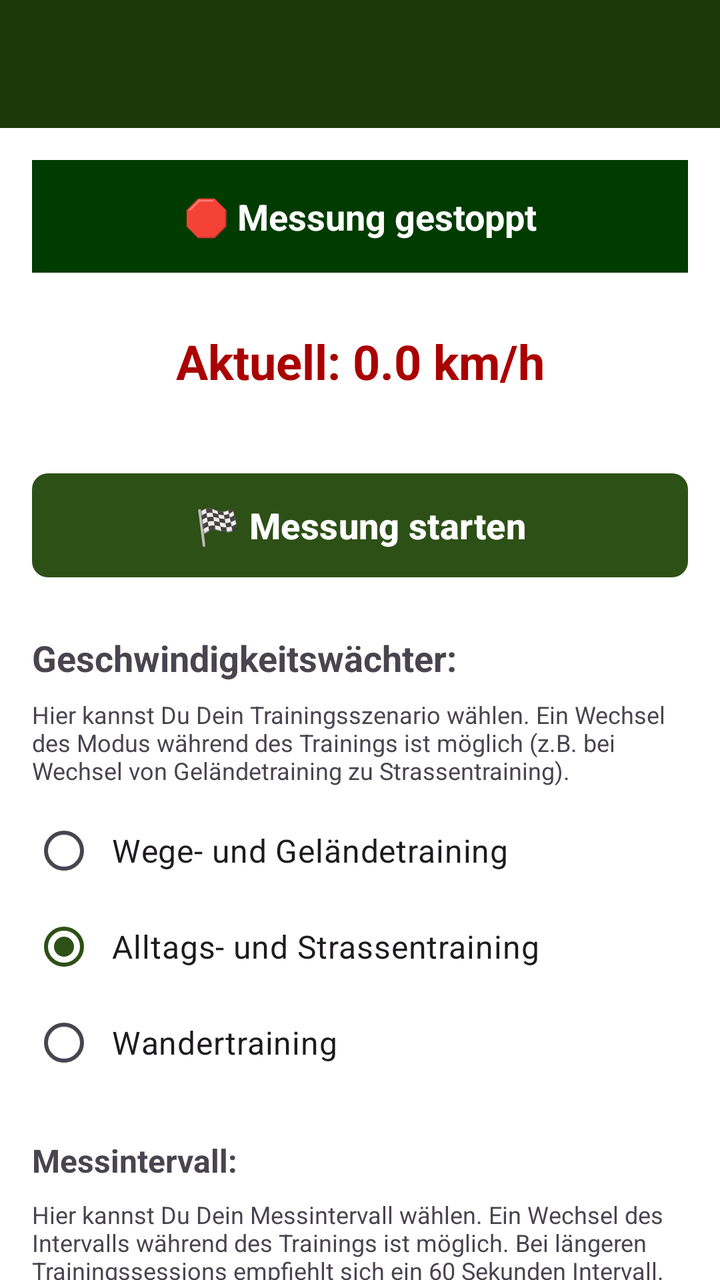
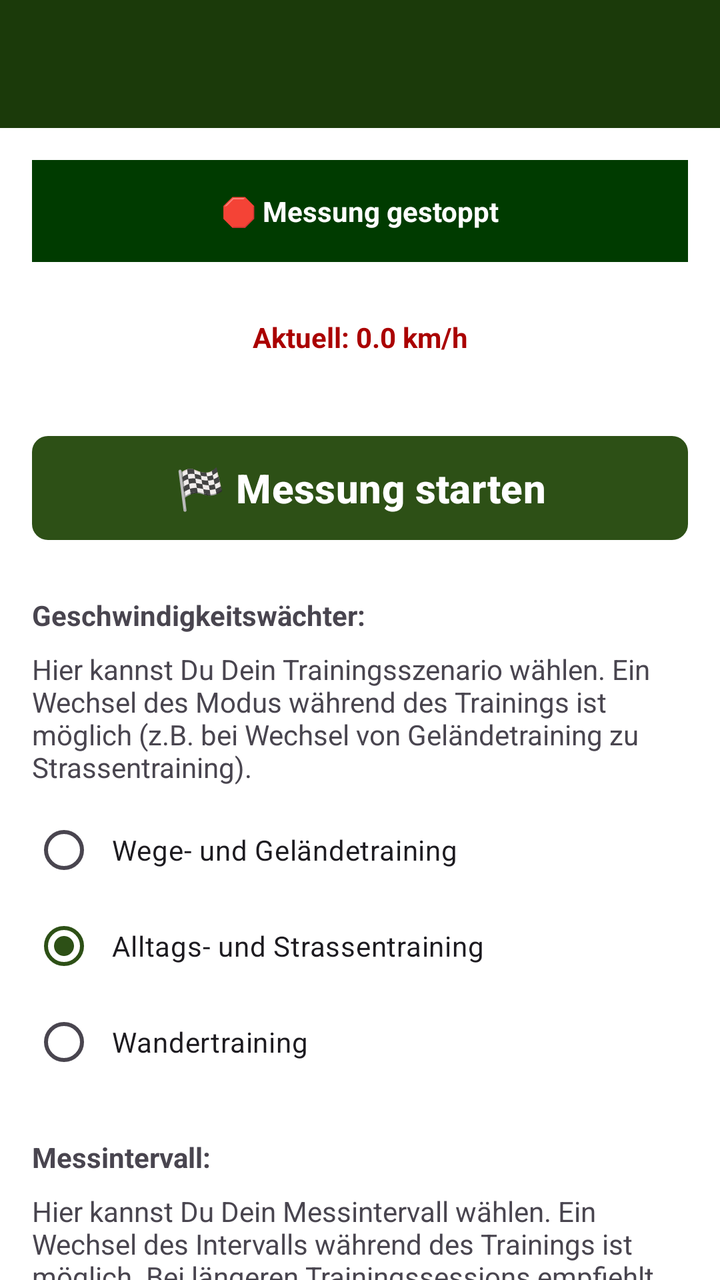

Screens rendered from an Android XML layout before and after an edit, with the pre-edit source and the edit as a unified diff.
<!-- AndroidManifest.xml: activity theme Theme.HundeWildnis -->
<!-- res/layout/activity_walking_speed.xml -->
<?xml version="1.0" encoding="utf-8"?>
<androidx.coordinatorlayout.widget.CoordinatorLayout
    xmlns:android="http://schemas.android.com/apk/res/android"
    xmlns:app="http://schemas.android.com/apk/res-auto"
    android:layout_width="match_parent"
    android:layout_height="match_parent">

    <com.google.android.material.appbar.AppBarLayout
        android:id="@+id/appbar"
        android:layout_width="match_parent"
        android:layout_height="wrap_content"
        android:fitsSystemWindows="true">

        <androidx.appcompat.widget.Toolbar
            android:id="@+id/toolbar"
            android:layout_width="match_parent"
            android:layout_height="?attr/actionBarSize"
            android:background="#1B3A0A"
            app:titleTextColor="#FFFFFF" />
    </com.google.android.material.appbar.AppBarLayout>

    <androidx.core.widget.NestedScrollView
        android:layout_width="match_parent"
        android:layout_height="match_parent"
        app:layout_behavior="@string/appbar_scrolling_view_behavior">

        <LinearLayout
            android:layout_width="match_parent"
            android:layout_height="wrap_content"
            android:orientation="vertical"
            android:padding="16dp">

            
            <TextView
                android:id="@+id/tvStatus"
                android:layout_width="match_parent"
                android:layout_height="wrap_content"
                android:text="🛑 Messung gestoppt"
                android:textSize="18sp"
                android:textStyle="bold"
                android:textColor="#FFFFFF"
                android:textAlignment="center"
                android:padding="16dp"
                android:background="#003b00"
                android:layout_marginBottom="16dp" />

            
            <TextView
                android:id="@+id/tvCurrentSpeed"
                android:layout_width="match_parent"
                android:layout_height="wrap_content"
                android:text="Aktuell: 0.0 km/h"
                android:textSize="24sp"
                android:textStyle="bold"
                android:textAlignment="center"
                android:padding="12dp"
                android:textColor="#aa0000"
                android:layout_marginBottom="24dp" />

            
            <com.google.android.material.button.MaterialButton
                android:id="@+id/btnStartStop"
                android:layout_width="match_parent"
                android:layout_height="60dp"
                android:text="🏁 Messung starten"
                android:textSize="18sp"
                android:textStyle="bold"
                app:cornerRadius="8dp"
                app:backgroundTint="#2d5016"
                android:textColor="#FFFFFF"
                android:layout_marginBottom="24dp" />

            
            <TextView
                android:layout_width="match_parent"
                android:layout_height="wrap_content"
                android:text="Geschwindigkeitswächter:"
                android:textSize="18sp"
                android:textStyle="bold"
                android:layout_marginBottom="8dp" />

            <TextView
                android:layout_width="match_parent"
                android:layout_height="wrap_content"
                android:text="Hier kannst Du Dein Trainingsszenario wählen. Ein Wechsel des Modus während des Trainings ist möglich (z.B. bei Wechsel von Geländetraining zu Strassentraining)."
                android:textSize="12sp"
                android:layout_marginBottom="8dp" />

            <RadioGroup
                android:id="@+id/radioGroup"
                android:layout_width="match_parent"
                android:layout_height="wrap_content"
                android:layout_marginBottom="24dp">

                <RadioButton
                    android:id="@+id/radioSpeed25"
                    android:layout_width="match_parent"
                    android:layout_height="wrap_content"
                    android:text="Wege- und Geländetraining"
                    android:textSize="16sp"
                    android:padding="8dp" />

                <RadioButton
                    android:id="@+id/radioSpeed30"
                    android:layout_width="match_parent"
                    android:layout_height="wrap_content"
                    android:text="Alltags- und Strassentraining"
                    android:textSize="16sp"
                    android:padding="8dp"
                    android:checked="true" />

                <RadioButton
                    android:id="@+id/radioSpeed40"
                    android:layout_width="match_parent"
                    android:layout_height="wrap_content"
                    android:text="Wandertraining"
                    android:textSize="16sp"
                    android:padding="8dp" />
            </RadioGroup>

            
            <TextView
                android:layout_width="match_parent"
                android:layout_height="wrap_content"
                android:text="Messintervall:"
                android:textSize="16sp"
                android:textStyle="bold"
                android:layout_marginBottom="8dp" />

            <TextView
                android:layout_width="match_parent"
                android:layout_height="wrap_content"
                android:text="Hier kannst Du Dein Messintervall wählen. Ein Wechsel des Intervalls während des Trainings ist möglich. Bei längeren Trainingssessions empfiehlt sich ein 60 Sekunden Intervall."
                android:textSize="12sp"
                android:layout_marginBottom="8dp" />

            <RadioGroup
                android:id="@+id/radioGroupInterval"
                android:layout_width="match_parent"
                android:layout_height="wrap_content"
                android:layout_marginBottom="24dp">

                <RadioButton
                    android:id="@+id/radioInterval30"
                    android:layout_width="match_parent"
                    android:layout_height="wrap_content"
                    android:text="Alle 30 Sekunden"
                    android:textSize="16sp"
                    android:padding="8dp"
                    android:checked="true" />

                <RadioButton
                    android:id="@+id/radioInterval60"
                    android:layout_width="match_parent"
                    android:layout_height="wrap_content"
                    android:text="Alle 60 Sekunden"
                    android:textSize="16sp"
                    android:padding="8dp" />
            </RadioGroup>

            
            <TextView
                android:layout_width="match_parent"
                android:layout_height="wrap_content"
                android:text="Benachrichtigungen bei Überschreitung:"
                android:textSize="16sp"
                android:textStyle="bold"
                android:layout_marginBottom="8dp" />

            <com.google.android.material.switchmaterial.SwitchMaterial
                android:id="@+id/switchVibration"
                android:layout_width="match_parent"
                android:layout_height="wrap_content"
                android:text="Vibration"
                android:textSize="16sp"
                android:padding="8dp"
                android:checked="true" />

            <com.google.android.material.switchmaterial.SwitchMaterial
                android:id="@+id/switchSound"
                android:layout_width="match_parent"
                android:layout_height="wrap_content"
                android:text="Ton"
                android:textSize="16sp"
                android:padding="8dp"
                android:checked="true"
                android:layout_marginBottom="24dp" />

            
            <com.google.android.material.card.MaterialCardView
                android:layout_width="match_parent"
                android:layout_height="300dp"
                android:layout_marginBottom="16dp"
                app:cardCornerRadius="8dp"
                app:cardElevation="4dp">

                <LinearLayout
                    android:layout_width="match_parent"
                    android:layout_height="match_parent"
                    android:orientation="vertical"
                    android:padding="8dp">

                    <TextView
                        android:id="@+id/tvChartTitle"
                        android:layout_width="match_parent"
                        android:layout_height="wrap_content"
                        android:text="📊 Geschwindigkeitsverlauf"
                        android:textSize="16sp"
                        android:textStyle="bold"
                        android:textColor="?android:attr/textColorPrimary"
                        android:layout_marginBottom="8dp" />

                    <com.github.mikephil.charting.charts.LineChart
                        android:id="@+id/speedChart"
                        android:layout_width="match_parent"
                        android:layout_height="match_parent" />

                </LinearLayout>
            </com.google.android.material.card.MaterialCardView>

            
            <com.google.android.material.card.MaterialCardView
                android:layout_width="match_parent"
                android:layout_height="wrap_content"
                android:layout_marginBottom="16dp"
                app:cardCornerRadius="8dp"
                app:cardElevation="4dp">

                <LinearLayout
                    android:layout_width="match_parent"
                    android:layout_height="wrap_content"
                    android:orientation="vertical"
                    android:padding="16dp">

                    <TextView
                        android:layout_width="match_parent"
                        android:layout_height="wrap_content"
                        android:text="📈 Statistiken"
                        android:textSize="16sp"
                        android:textStyle="bold"
                        android:textColor="?android:attr/textColorPrimary"
                        android:layout_marginBottom="8dp" />

                    <TextView
                        android:id="@+id/tvStats"
                        android:layout_width="match_parent"
                        android:layout_height="wrap_content"
                        android:text="Starte Tracking um Statistiken zu sehen"
                        android:textColor="?android:attr/textColorSecondary"
                        android:textSize="14sp" />

                </LinearLayout>
            </com.google.android.material.card.MaterialCardView>

            
            <LinearLayout
                android:layout_width="match_parent"
                android:layout_height="wrap_content"
                android:orientation="horizontal"
                android:layout_marginBottom="8dp">

                <com.google.android.material.button.MaterialButton
                    android:id="@+id/btnExport"
                    android:layout_width="0dp"
                    android:layout_height="60dp"
                    android:layout_weight="1"
                    android:layout_marginEnd="8dp"
                    android:text="📄 PDF"
                    android:textSize="14sp"
                    android:textStyle="bold"
                    app:cornerRadius="8dp"
                    app:backgroundTint="#4a6135"
                    android:textColor="#FFFFFF"
                    android:enabled="false" />

                <com.google.android.material.button.MaterialButton
                    android:id="@+id/btnExportGpx"
                    android:layout_width="0dp"
                    android:layout_height="60dp"
                    android:layout_weight="1"
                    android:layout_marginEnd="8dp"
                    android:text="🗺️ GPX"
                    android:textSize="14sp"
                    android:textStyle="bold"
                    app:cornerRadius="8dp"
                    app:backgroundTint="#4a6135"
                    android:textColor="#FFFFFF"
                    android:enabled="false" />

                <com.google.android.material.button.MaterialButton
                    android:id="@+id/btnShare"
                    android:layout_width="0dp"
                    android:layout_height="60dp"
                    android:layout_weight="1"
                    android:text="📤 Teilen"
                    android:textSize="14sp"
                    android:textStyle="bold"
                    app:cornerRadius="8dp"
                    app:backgroundTint="#2d5016"
                    android:textColor="#FFFFFF"
                    android:enabled="false" />
            </LinearLayout>

            
            <TextView
                android:layout_width="match_parent"
                android:layout_height="wrap_content"
                android:text="🕒 Historie (Bisherige Messungen)"
                android:textSize="18sp"
                android:textStyle="bold"
                android:layout_marginBottom="12dp" />

            
            <androidx.recyclerview.widget.RecyclerView
                android:id="@+id/rvHistory"
                android:layout_width="match_parent"
                android:layout_height="wrap_content"
                android:nestedScrollingEnabled="false" />

        </LinearLayout>
    </androidx.core.widget.NestedScrollView>

</androidx.coordinatorlayout.widget.CoordinatorLayout>
<!-- resources referenced by this layout -->
<resources>
  <style name="Base.Theme.HundeWildnis" parent="Theme.Material3.Light.NoActionBar">
          <item name="colorPrimary">#2d5016</item>
          <item name="colorPrimaryVariant">#1a3009</item>
          <item name="colorOnPrimary">#FFFFFF</item>
          <item name="colorSecondary">#6b8e4e</item>
          <item name="colorSecondaryVariant">#4a6135</item>
          <item name="colorOnSecondary">#000000</item>
          <item name="android:statusBarColor">?attr/colorPrimaryVariant</item>
  
          <item name="android:navigationBarColor">@android:color/transparent</item>
          <item name="android:windowLightStatusBar">true</item>
          <item name="android:windowLightNavigationBar">true</item>
          <item name="android:enforceNavigationBarContrast" tools:targetApi="q">false</item>
          <item name="android:enforceStatusBarContrast" tools:targetApi="q">false</item>
  
          
          <item name="colorAccent">#2d5016</item>
          <item name="android:textColorPrimary">#000000</item>
  
          
          <item name="materialAlertDialogTheme">@style/AlertDialogTheme</item>
  
          
          <item name="actionMenuTextColor">#FFFFFF</item>
  
          
          <item name="android:windowBackground">#FFFFFF</item>
          <item name="android:colorBackground">#FFFFFF</item>
      </style>
  <style name="AlertDialogTheme" parent="ThemeOverlay.Material3.MaterialAlertDialog">
          
          <item name="colorSurface">#FFFFFF</item>
  
          
          <item name="colorOnSurface">#000000</item>
          <item name="android:textColorPrimary">#000000</item>
  
          
          <item name="buttonBarPositiveButtonStyle">@style/DialogButtonStyle.Light</item>
          <item name="buttonBarNegativeButtonStyle">@style/DialogButtonStyle.Light</item>
          <item name="buttonBarNeutralButtonStyle">@style/DialogButtonStyle.Light</item>
      </style>
  <style name="DialogButtonStyle.Light" parent="Widget.Material3.Button.TextButton.Dialog">
          
          <item name="android:textColor">#2d5016</item>
  
          
          <item name="backgroundTint">@android:color/transparent</item>
  
          
          <item name="rippleColor">#332d5016</item>
      </style>
  <!-- unchanged entries left out for length: 1 -->
</resources>

<!-- the commit's change to res/layout/activity_walking_speed.xml (unified diff, before → after) -->
@@ -9,7 +9,7 @@
         android:id="@+id/appbar"
         android:layout_width="match_parent"
         android:layout_height="wrap_content"
-        android:fitsSystemWindows="true">
+        android:fitsSystemWindows="false">
 
         <androidx.appcompat.widget.Toolbar
             android:id="@+id/toolbar"
@@ -36,7 +36,7 @@
                 android:layout_width="match_parent"
                 android:layout_height="wrap_content"
                 android:text="🛑 Messung gestoppt"
-                android:textSize="18sp"
+                android:textSize="@dimen/text_body_medium"
                 android:textStyle="bold"
                 android:textColor="#FFFFFF"
                 android:textAlignment="center"
@@ -50,7 +50,7 @@
                 android:layout_width="match_parent"
                 android:layout_height="wrap_content"
                 android:text="Aktuell: 0.0 km/h"
-                android:textSize="24sp"
+                android:textSize="@dimen/text_body_medium"
                 android:textStyle="bold"
                 android:textAlignment="center"
                 android:padding="12dp"
@@ -61,9 +61,9 @@
             <com.google.android.material.button.MaterialButton
                 android:id="@+id/btnStartStop"
                 android:layout_width="match_parent"
-                android:layout_height="60dp"
+                android:layout_height="wrap_content"
                 android:text="🏁 Messung starten"
-                android:textSize="18sp"
+                android:textSize="@dimen/text_body_medium"
                 android:textStyle="bold"
                 app:cornerRadius="8dp"
                 app:backgroundTint="#2d5016"
@@ -75,7 +75,7 @@
                 android:layout_width="match_parent"
                 android:layout_height="wrap_content"
                 android:text="Geschwindigkeitswächter:"
-                android:textSize="18sp"
+                android:textSize="@dimen/text_body_medium"
                 android:textStyle="bold"
                 android:layout_marginBottom="8dp" />
 
@@ -83,7 +83,7 @@
                 android:layout_width="match_parent"
                 android:layout_height="wrap_content"
                 android:text="Hier kannst Du Dein Trainingsszenario wählen. Ein Wechsel des Modus während des Trainings ist möglich (z.B. bei Wechsel von Geländetraining zu Strassentraining)."
-                android:textSize="12sp"
+                android:textSize="@dimen/text_body_medium"
                 android:layout_marginBottom="8dp" />
 
             <RadioGroup
@@ -97,7 +97,7 @@
                     android:layout_width="match_parent"
                     android:layout_height="wrap_content"
                     android:text="Wege- und Geländetraining"
-                    android:textSize="16sp"
+                    android:textSize="@dimen/text_body_medium"
                     android:padding="8dp" />
 
                 <RadioButton
@@ -105,7 +105,7 @@
                     android:layout_width="match_parent"
                     android:layout_height="wrap_content"
                     android:text="Alltags- und Strassentraining"
-                    android:textSize="16sp"
+                    android:textSize="@dimen/text_body_medium"
                     android:padding="8dp"
                     android:checked="true" />
 
@@ -114,7 +114,7 @@
                     android:layout_width="match_parent"
                     android:layout_height="wrap_content"
                     android:text="Wandertraining"
-                    android:textSize="16sp"
+                    android:textSize="@dimen/text_body_medium"
                     android:padding="8dp" />
             </RadioGroup>
 
@@ -123,7 +123,7 @@
                 android:layout_width="match_parent"
                 android:layout_height="wrap_content"
                 android:text="Messintervall:"
-                android:textSize="16sp"
+                android:textSize="@dimen/text_body_medium"
                 android:textStyle="bold"
                 android:layout_marginBottom="8dp" />
 
@@ -131,7 +131,7 @@
                 android:layout_width="match_parent"
                 android:layout_height="wrap_content"
                 android:text="Hier kannst Du Dein Messintervall wählen. Ein Wechsel des Intervalls während des Trainings ist möglich. Bei längeren Trainingssessions empfiehlt sich ein 60 Sekunden Intervall."
-                android:textSize="12sp"
+                android:textSize="@dimen/text_body_medium"
                 android:layout_marginBottom="8dp" />
 
             <RadioGroup
@@ -145,7 +145,7 @@
                     android:layout_width="match_parent"
                     android:layout_height="wrap_content"
                     android:text="Alle 30 Sekunden"
-                    android:textSize="16sp"
+                    android:textSize="@dimen/text_body_medium"
                     android:padding="8dp"
                     android:checked="true" />
 
@@ -154,7 +154,7 @@
                     android:layout_width="match_parent"
                     android:layout_height="wrap_content"
                     android:text="Alle 60 Sekunden"
-                    android:textSize="16sp"
+                    android:textSize="@dimen/text_body_medium"
                     android:padding="8dp" />
             </RadioGroup>
 
@@ -163,7 +163,7 @@
                 android:layout_width="match_parent"
                 android:layout_height="wrap_content"
                 android:text="Benachrichtigungen bei Überschreitung:"
-                android:textSize="16sp"
+                android:textSize="@dimen/text_body_medium"
                 android:textStyle="bold"
                 android:layout_marginBottom="8dp" />
 
@@ -172,7 +172,7 @@
                 android:layout_width="match_parent"
                 android:layout_height="wrap_content"
                 android:text="Vibration"
-                android:textSize="16sp"
+                android:textSize="@dimen/text_body_medium"
                 android:padding="8dp"
                 android:checked="true" />
 
@@ -181,7 +181,7 @@
                 android:layout_width="match_parent"
                 android:layout_height="wrap_content"
                 android:text="Ton"
-                android:textSize="16sp"
+                android:textSize="@dimen/text_body_medium"
                 android:padding="8dp"
                 android:checked="true"
                 android:layout_marginBottom="24dp" />
@@ -189,14 +189,14 @@
             
             <com.google.android.material.card.MaterialCardView
                 android:layout_width="match_parent"
-                android:layout_height="300dp"
+                android:layout_height="wrap_content"
                 android:layout_marginBottom="16dp"
                 app:cardCornerRadius="8dp"
                 app:cardElevation="4dp">
 
                 <LinearLayout
                     android:layout_width="match_parent"
-                    android:layout_height="match_parent"
+                    android:layout_height="wrap_content"
                     android:orientation="vertical"
                     android:padding="8dp">
 
@@ -205,7 +205,7 @@
                         android:layout_width="match_parent"
                         android:layout_height="wrap_content"
                         android:text="📊 Geschwindigkeitsverlauf"
-                        android:textSize="16sp"
+                        android:textSize="@dimen/text_body_medium"
                         android:textStyle="bold"
                         android:textColor="?android:attr/textColorPrimary"
                         android:layout_marginBottom="8dp" />
@@ -213,7 +213,7 @@
                     <com.github.mikephil.charting.charts.LineChart
                         android:id="@+id/speedChart"
                         android:layout_width="match_parent"
-                        android:layout_height="match_parent" />
+                        android:layout_height="300dp" />
 
                 </LinearLayout>
             </com.google.android.material.card.MaterialCardView>
@@ -236,7 +236,7 @@
                         android:layout_width="match_parent"
                         android:layout_height="wrap_content"
                         android:text="📈 Statistiken"
-                        android:textSize="16sp"
+                        android:textSize="@dimen/text_body_medium"
                         android:textStyle="bold"
                         android:textColor="?android:attr/textColorPrimary"
                         android:layout_marginBottom="8dp" />
@@ -247,7 +247,7 @@
                         android:layout_height="wrap_content"
                         android:text="Starte Tracking um Statistiken zu sehen"
                         android:textColor="?android:attr/textColorSecondary"
-                        android:textSize="14sp" />
+                        android:textSize="@dimen/text_body_medium" />
 
                 </LinearLayout>
             </com.google.android.material.card.MaterialCardView>
@@ -262,11 +262,11 @@
                 <com.google.android.material.button.MaterialButton
                     android:id="@+id/btnExport"
                     android:layout_width="0dp"
-                    android:layout_height="60dp"
+                    android:layout_height="wrap_content"
                     android:layout_weight="1"
                     android:layout_marginEnd="8dp"
-                    android:text="📄 PDF"
-                    android:textSize="14sp"
+                    android:text="🖨📄\nPDF"
+                    android:textSize="@dimen/text_body_medium"
                     android:textStyle="bold"
                     app:cornerRadius="8dp"
                     app:backgroundTint="#4a6135"
@@ -276,11 +276,11 @@
                 <com.google.android.material.button.MaterialButton
                     android:id="@+id/btnExportGpx"
                     android:layout_width="0dp"
-                    android:layout_height="60dp"
+                    android:layout_height="wrap_content"
                     android:layout_weight="1"
                     android:layout_marginEnd="8dp"
-                    android:text="🗺️ GPX"
-                    android:textSize="14sp"
+                    android:text="🧭🗺️\nGPX"
+                    android:textSize="@dimen/text_body_medium"
                     android:textStyle="bold"
                     app:cornerRadius="8dp"
                     app:backgroundTint="#4a6135"
@@ -290,10 +290,10 @@
                 <com.google.android.material.button.MaterialButton
                     android:id="@+id/btnShare"
                     android:layout_width="0dp"
-                    android:layout_height="60dp"
+                    android:layout_height="wrap_content"
                     android:layout_weight="1"
-                    android:text="📤 Teilen"
-                    android:textSize="14sp"
+                    android:text="📤\nTeilen"
+                    android:textSize="@dimen/text_body_medium"
                     android:textStyle="bold"
                     app:cornerRadius="8dp"
                     app:backgroundTint="#2d5016"
@@ -306,7 +306,7 @@
                 android:layout_width="match_parent"
                 android:layout_height="wrap_content"
                 android:text="🕒 Historie (Bisherige Messungen)"
-                android:textSize="18sp"
+                android:textSize="@dimen/text_body_medium"
                 android:textStyle="bold"
                 android:layout_marginBottom="12dp" />
 
<!-- resource entries referenced after the edit -->
@@ -1,17 +1,21 @@
 <!-- resources referenced by this layout -->
 <resources>
+  <dimen name="text_body_medium">14sp</dimen>
   <style name="Base.Theme.HundeWildnis" parent="Theme.Material3.Light.NoActionBar">
+          
+          <item name="materialButtonStyle">@style/Widget.App.Button</item>
+  
           <item name="colorPrimary">#2d5016</item>
           <item name="colorPrimaryVariant">#1a3009</item>
           <item name="colorOnPrimary">#FFFFFF</item>
           <item name="colorSecondary">#6b8e4e</item>
           <item name="colorSecondaryVariant">#4a6135</item>
           <item name="colorOnSecondary">#000000</item>
-          <item name="android:statusBarColor">?attr/colorPrimaryVariant</item>
-  
+          <item name="android:statusBarColor">@android:color/transparent</item>
           <item name="android:navigationBarColor">@android:color/transparent</item>
+          <item name="android:windowDrawsSystemBarBackgrounds">true</item>
           <item name="android:windowLightStatusBar">true</item>
-          <item name="android:windowLightNavigationBar">true</item>
+          <item name="android:windowLightNavigationBar" tools:targetApi="27">true</item>
           <item name="android:enforceNavigationBarContrast" tools:targetApi="q">false</item>
           <item name="android:enforceStatusBarContrast" tools:targetApi="q">false</item>
   
@@ -21,13 +25,26 @@
   
           
           <item name="materialAlertDialogTheme">@style/AlertDialogTheme</item>
+          <item name="alertDialogTheme">@style/AlertDialogTheme</item>
   
           
           <item name="actionMenuTextColor">#FFFFFF</item>
+          <item name="actionOverflowButtonStyle">@style/Widget.App.Overflow</item>
   
           
           <item name="android:windowBackground">#FFFFFF</item>
           <item name="android:colorBackground">#FFFFFF</item>
+      </style>
+  <style name="Widget.App.Button" parent="Widget.Material3.Button">
+          <item name="autoSizeTextType">uniform</item>
+          <item name="autoSizeMinTextSize">12sp</item>
+          <item name="autoSizeMaxTextSize">@dimen/text_button_large</item>
+          <item name="autoSizeStepGranularity">1sp</item>
+          <item name="android:maxLines">2</item>
+          <item name="android:ellipsize">end</item>
+          <item name="android:paddingStart">16dp</item>
+          <item name="android:paddingEnd">16dp</item>
+          <item name="android:minHeight">60dp</item>
       </style>
   <style name="AlertDialogTheme" parent="ThemeOverlay.Material3.MaterialAlertDialog">
           
@@ -41,10 +58,39 @@
           <item name="buttonBarPositiveButtonStyle">@style/DialogButtonStyle.Light</item>
           <item name="buttonBarNegativeButtonStyle">@style/DialogButtonStyle.Light</item>
           <item name="buttonBarNeutralButtonStyle">@style/DialogButtonStyle.Light</item>
+  
+          
+          <item name="buttonBarStyle">@style/Widget.App.ButtonBar</item>
+  
+          
+          <item name="android:buttonStyle">@style/DialogButtonStyle.Light</item>
       </style>
+  <style name="Widget.App.Overflow" parent="Widget.AppCompat.ActionButton.Overflow">
+          <item name="android:src">@drawable/ic_menu_hamburger</item>
+      </style>
+  <dimen name="text_button_large">20sp</dimen>
   <style name="DialogButtonStyle.Light" parent="Widget.Material3.Button.TextButton.Dialog">
           
           <item name="android:textColor">#2d5016</item>
+  
+          
+          <item name="android:textSize">13sp</item>
+          <item name="android:textAllCaps">false</item>
+          <item name="android:maxLines">2</item>
+          <item name="android:singleLine">false</item>
+          <item name="android:ellipsize">none</item>
+          <item name="autoSizeTextType">uniform</item>
+          <item name="autoSizeMinTextSize">10sp</item>
+          <item name="autoSizeMaxTextSize">16sp</item>
+  
+          
+          <item name="android:paddingStart">2dp</item>
+          <item name="android:paddingEnd">2dp</item>
+          <item name="android:minWidth">0dp</item>
+          <item name="android:insetLeft">0dp</item>
+          <item name="android:insetRight">0dp</item>
+          <item name="android:insetTop">0dp</item>
+          <item name="android:insetBottom">0dp</item>
   
           
           <item name="backgroundTint">@android:color/transparent</item>
@@ -52,6 +98,19 @@
           
           <item name="rippleColor">#332d5016</item>
       </style>
+  <style name="Widget.App.ButtonBar" parent="Widget.AppCompat.ButtonBar.AlertDialog">
+          <item name="android:padding">0dp</item>
+      </style>
+  <!-- drawable ic_menu_hamburger (drawable) -->
+  <vector xmlns:android="http://schemas.android.com/apk/res/android"
+      android:width="24dp"
+      android:height="24dp"
+      android:viewportWidth="24"
+      android:viewportHeight="24">
+      <path
+          android:fillColor="#FFFFFF"
+          android:pathData="M3,18h18v-2H3V18z M3,13h18v-2H3V13z M3,6v2h18V6H3z" />
+  </vector>
   <!-- unchanged entries left out for length: 1 -->
 </resources>
 
